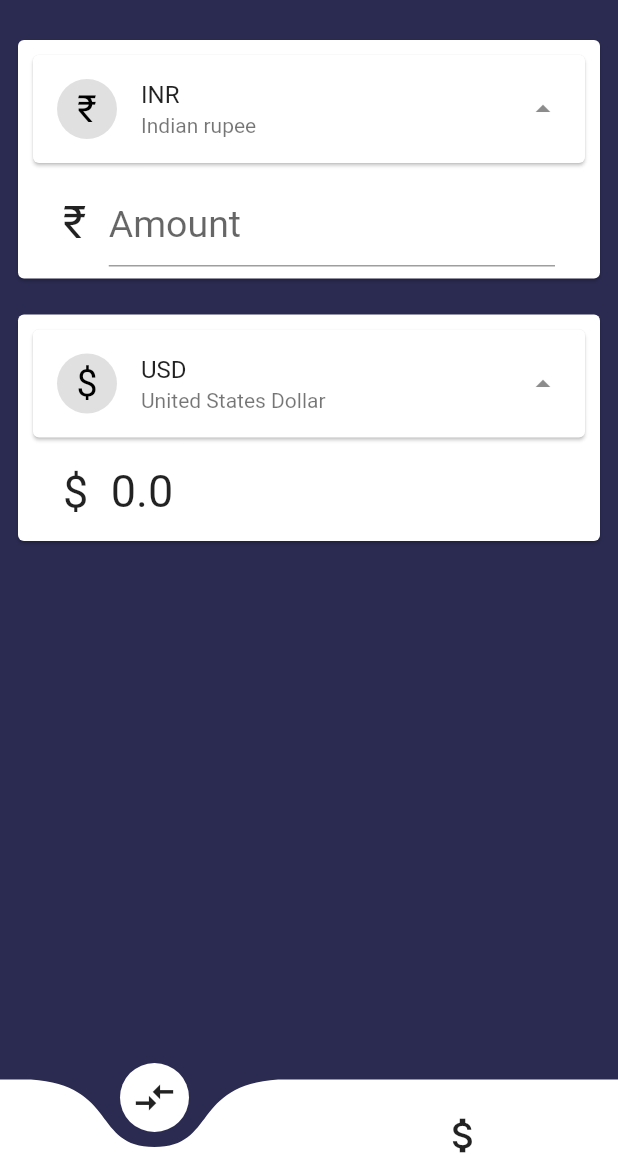
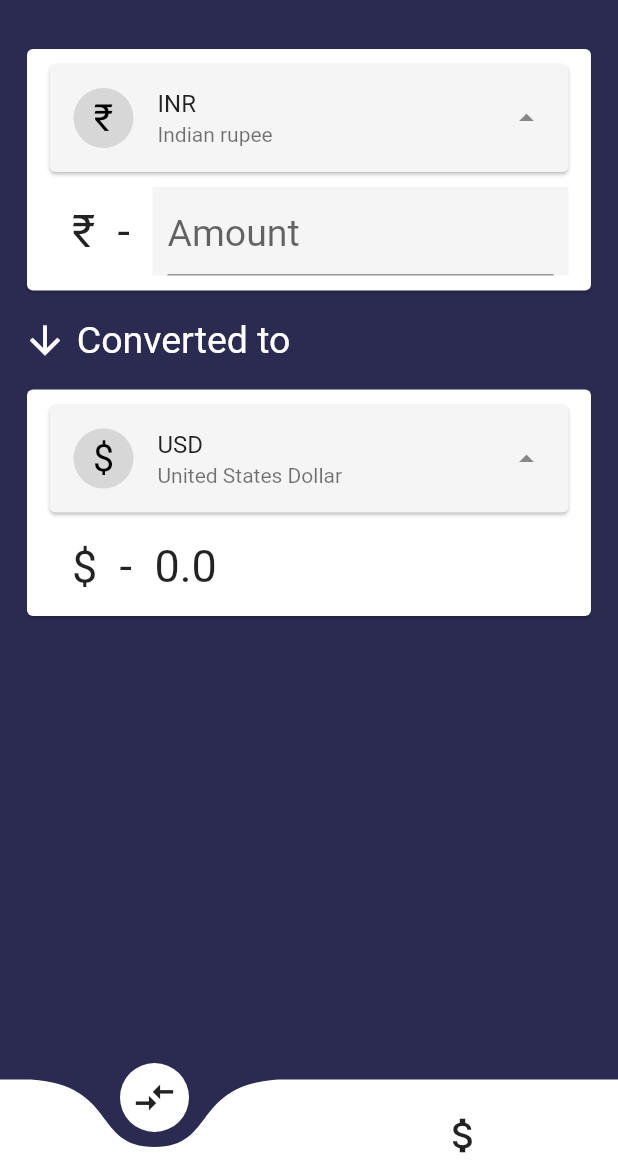
Before and after one commit to Rajdeep-Ray/Currency-Convertor-App, a Flutter app: the screen it shows after launch, on a phone screen of 412 x 824 dp, the part 74-1236 px from its top. Run offline on Flutter 3.47's test engine with Material 2 defaults, Android fonts, the phone set to English and light mode, and no system bars; drawn by our look-alikes of curved_navigation_bar; network calls fail.

Commit message:
commit to 'master'

```diff
--- a/lib/screens/convert.dart
+++ b/lib/screens/convert.dart
@@ -69,17 +69,22 @@ class _MyConvertState extends State<MyConvert> {
               ),
             ),
           ),
-          Column(
+          Expanded(
+            child: SingleChildScrollView(
+              child: Column(
                 children: [
                   Padding(
                     padding: const EdgeInsets.all(8.0),
                     child: Card(
+                      margin: EdgeInsets.all(10),
                       child: Column(
-                    crossAxisAlignment: CrossAxisAlignment.start,
+                        crossAxisAlignment: CrossAxisAlignment.stretch,
                         mainAxisSize: MainAxisSize.min,
                         children: [
                           Card(
-                        margin: EdgeInsets.all(10),
+                            color: Color(0xFFf5f5f5),
+                            margin: EdgeInsets.symmetric(
+                                horizontal: 15, vertical: 10),
                             child: ListTile(
                               leading: CircleAvatar(
                                 backgroundColor: Colors.black12,
@@ -108,18 +113,24 @@ class _MyConvertState extends State<MyConvert> {
                                 width: 30,
                               ),
                               Text(
-                            baseSymbol,
+                                '$baseSymbol \t-',
                                 style: TextStyle(fontSize: 30),
                               ),
                               SizedBox(
                                 width: 15,
                               ),
                               Flexible(
+                                child: Container(
+                                  color: Color(0xFFf5f5f5),
+                                  padding: EdgeInsets.symmetric(horizontal: 10),
                                   child: TextField(
                                     style: TextStyle(fontSize: 30),
                                     decoration: InputDecoration(
                                       hintText: 'Amount',
                                       hintStyle: TextStyle(fontSize: 25),
+                                      // enabledBorder: UnderlineInputBorder(
+                                      //   borderSide: BorderSide(color: Colors.transparent)
+                                      // ),
                                       focusedBorder: UnderlineInputBorder(
                                         borderSide: BorderSide(
                                           color: Colors.transparent,
@@ -136,8 +147,8 @@ class _MyConvertState extends State<MyConvert> {
                                         });
                                       }
                                       setState(() {
-                                  exchAmt =
-                                      double.parse(myAmountController.text) *
+                                        exchAmt = double.parse(
+                                                myAmountController.text) *
                                             data['rates'][toCode];
                                         amount = roundDouble(exchAmt, 3);
                                       });
@@ -145,27 +156,50 @@ class _MyConvertState extends State<MyConvert> {
                                     },
                                   ),
                                 ),
+                              ),
                               SizedBox(
-                            width: 30,
+                                width: 15,
                               ),
                             ],
                           ),
                           SizedBox(
-                        height: 8,
+                            height: 10,
                           )
                         ],
                       ),
                     ),
                   ),
                   Padding(
+                    padding: const EdgeInsets.symmetric(horizontal: 15),
+                    child: Row(
+                      children: [
+                        Icon(
+                          Icons.arrow_downward,
+                          size: 30,
+                          color: Colors.white,
+                        ),
+                        Text(
+                          "\tConverted to",
+                          style: TextStyle(
+                            color: Colors.white,
+                            fontSize: 25,
+                          ),
+                        ),
+                      ],
+                    ),
+                  ),
+                  Padding(
                     padding: const EdgeInsets.all(8.0),
                     child: Card(
+                      margin: EdgeInsets.all(10),
                       child: Column(
                         crossAxisAlignment: CrossAxisAlignment.start,
                         mainAxisSize: MainAxisSize.min,
                         children: [
                           Card(
-                        margin: EdgeInsets.all(10),
+                            color: Color(0xFFf5f5f5),
+                            margin: EdgeInsets.symmetric(
+                                horizontal: 15, vertical: 10),
                             child: ListTile(
                               leading: CircleAvatar(
                                 backgroundColor: Colors.black12,
@@ -196,7 +230,7 @@ class _MyConvertState extends State<MyConvert> {
                                   width: 30,
                                 ),
                                 Text(
-                              toSymbol,
+                                  "$toSymbol \t-",
                                   style: TextStyle(fontSize: 30),
                                 ),
                                 SizedBox(
@@ -220,6 +254,8 @@ class _MyConvertState extends State<MyConvert> {
                     ),
                   ),
                 ],
+              ),
+            ),
           )
         ],
       ),
```
Lines whose indentation alone changed are shown as unchanged.
